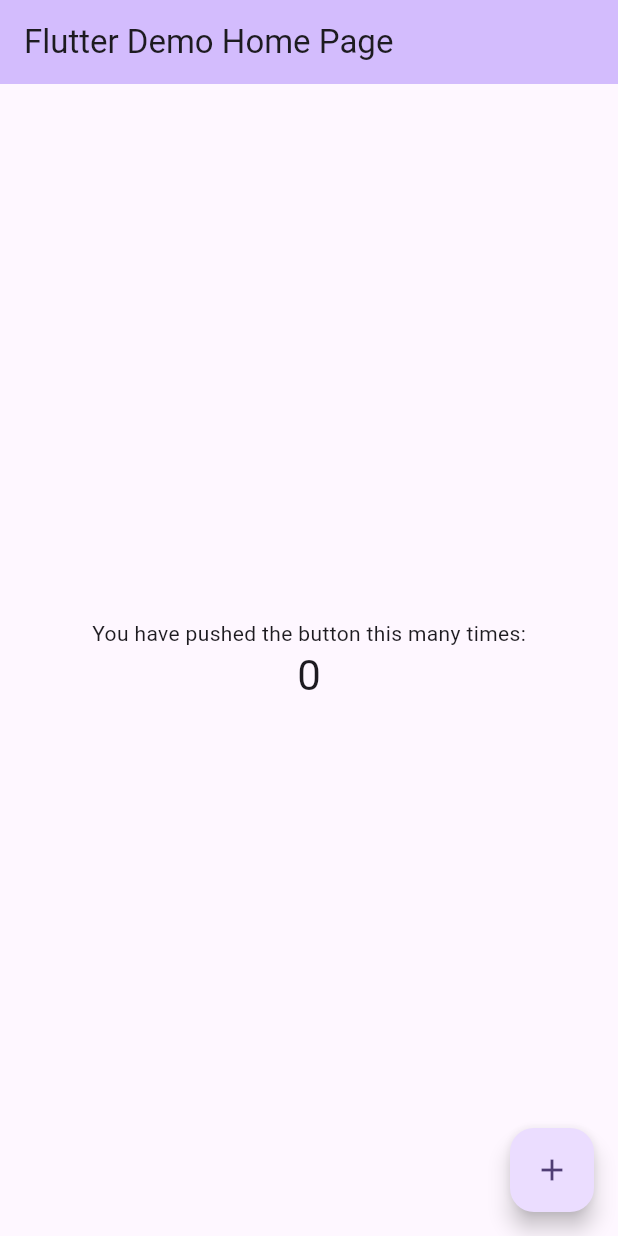
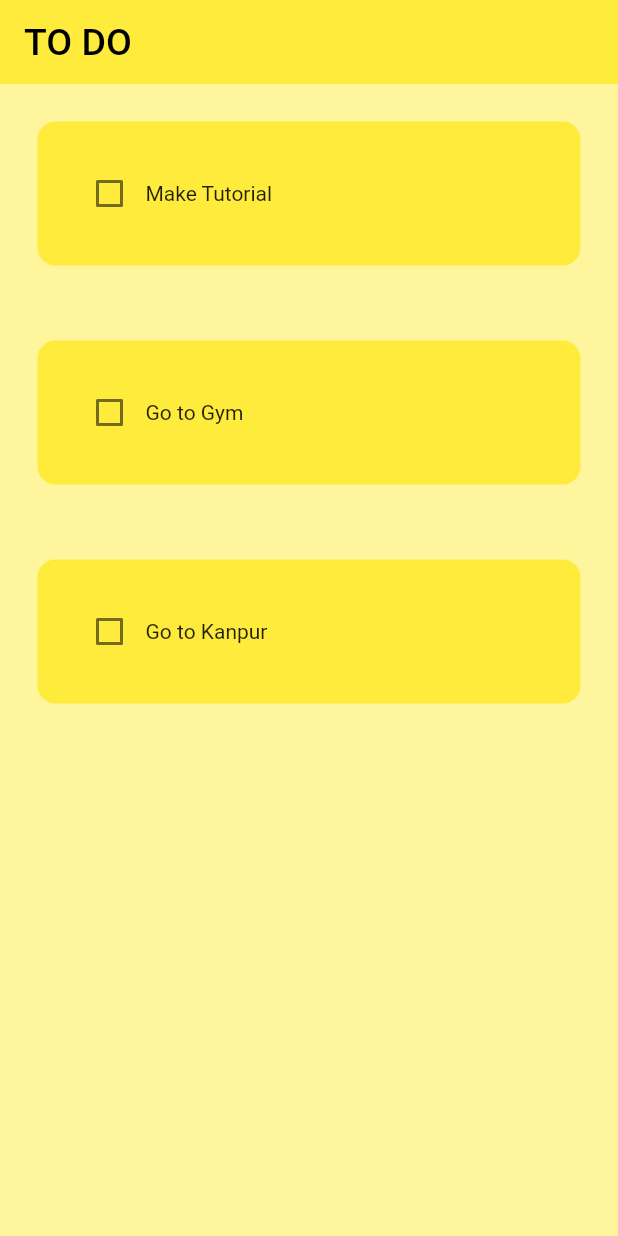
Before and after one commit to Harshdeepsingh0311/Todo-App, a Flutter app: the screen it shows after launch, on a phone screen of 412 x 824 dp. Run offline on Flutter 3.47's test engine with Material 2 defaults, Android fonts, the phone set to English and light mode, and no system bars.

Commit message:
Added Home Page

```diff
--- a/lib/main.dart
+++ b/lib/main.dart
@@ -1,125 +1,19 @@
 import 'package:flutter/material.dart';
+import 'package:todo_app/pages/home_page.dart';
 
-void main() {
+void main(){
   runApp(const MyApp());
 }
 
-class MyApp extends StatelessWidget {
+class MyApp extends StatelessWidget{
   const MyApp({super.key});
 
-  // This widget is the root of your application.
   @override
-  Widget build(BuildContext context) {
-    return MaterialApp(
-      title: 'Flutter Demo',
-      theme: ThemeData(
-        // This is the theme of your application.
-        //
-        // TRY THIS: Try running your application with "flutter run". You'll see
-        // the application has a blue toolbar. Then, without quitting the app,
-        // try changing the seedColor in the colorScheme below to Colors.green
-        // and then invoke "hot reload" (save your changes or press the "hot
-        // reload" button in a Flutter-supported IDE, or press "r" if you used
-        // the command line to start the app).
-        //
-        // Notice that the counter didn't reset back to zero; the application
-        // state is not lost during the reload. To reset the state, use hot
-        // restart instead.
-        //
-        // This works for code too, not just values: Most code changes can be
-        // tested with just a hot reload.
-        colorScheme: ColorScheme.fromSeed(seedColor: Colors.deepPurple),
-        useMaterial3: true,
-      ),
-      home: const MyHomePage(title: 'Flutter Demo Home Page'),
+  Widget build(BuildContext context){
+    return  MaterialApp(
+      debugShowCheckedModeBanner: false,
+      home: const HomePage(),
+      theme: ThemeData(primarySwatch: Colors.yellow ),
     );
   }
 }
-
-class MyHomePage extends StatefulWidget {
-  const MyHomePage({super.key, required this.title});
-
-  // This widget is the home page of your application. It is stateful, meaning
-  // that it has a State object (defined below) that contains fields that affect
-  // how it looks.
-
-  // This class is the configuration for the state. It holds the values (in this
-  // case the title) provided by the parent (in this case the App widget) and
-  // used by the build method of the State. Fields in a Widget subclass are
-  // always marked "final".
-
-  final String title;
-
-  @override
-  State<MyHomePage> createState() => _MyHomePageState();
-}
-
-class _MyHomePageState extends State<MyHomePage> {
-  int _counter = 0;
-
-  void _incrementCounter() {
-    setState(() {
-      // This call to setState tells the Flutter framework that something has
-      // changed in this State, which causes it to rerun the build method below
-      // so that the display can reflect the updated values. If we changed
-      // _counter without calling setState(), then the build method would not be
-      // called again, and so nothing would appear to happen.
-      _counter++;
-    });
-  }
-
-  @override
-  Widget build(BuildContext context) {
-    // This method is rerun every time setState is called, for instance as done
-    // by the _incrementCounter method above.
-    //
-    // The Flutter framework has been optimized to make rerunning build methods
-    // fast, so that you can just rebuild anything that needs updating rather
-    // than having to individually change instances of widgets.
-    return Scaffold(
-      appBar: AppBar(
-        // TRY THIS: Try changing the color here to a specific color (to
-        // Colors.amber, perhaps?) and trigger a hot reload to see the AppBar
-        // change color while the other colors stay the same.
-        backgroundColor: Theme.of(context).colorScheme.inversePrimary,
-        // Here we take the value from the MyHomePage object that was created by
-        // the App.build method, and use it to set our appbar title.
-        title: Text(widget.title),
-      ),
-      body: Center(
-        // Center is a layout widget. It takes a single child and positions it
-        // in the middle of the parent.
-        child: Column(
-          // Column is also a layout widget. It takes a list of children and
-          // arranges them vertically. By default, it sizes itself to fit its
-          // children horizontally, and tries to be as tall as its parent.
-          //
-          // Column has various properties to control how it sizes itself and
-          // how it positions its children. Here we use mainAxisAlignment to
-          // center the children vertically; the main axis here is the vertical
-          // axis because Columns are vertical (the cross axis would be
-          // horizontal).
-          //
-          // TRY THIS: Invoke "debug painting" (choose the "Toggle Debug Paint"
-          // action in the IDE, or press "p" in the console), to see the
-          // wireframe for each widget.
-          mainAxisAlignment: MainAxisAlignment.center,
-          children: <Widget>[
-            const Text(
-              'You have pushed the button this many times:',
-            ),
-            Text(
-              '$_counter',
-              style: Theme.of(context).textTheme.headlineMedium,
-            ),
-          ],
-        ),
-      ),
-      floatingActionButton: FloatingActionButton(
-        onPressed: _incrementCounter,
-        tooltip: 'Increment',
-        child: const Icon(Icons.add),
-      ), // This trailing comma makes auto-formatting nicer for build methods.
-    );
-  }
-}
--- /dev/null
+++ b/lib/pages/home_page.dart
@@ -0,0 +1,43 @@
+import 'package:flutter/material.dart';
+import 'package:todo_app/util/todo_tile.dart';
+
+class HomePage extends StatefulWidget{
+  const HomePage({super.key});
+
+  @override
+  State<HomePage> createState()=> _HomePageState();
+
+}
+
+
+class _HomePageState extends State<HomePage>{
+
+  List todoList = [
+    ["Make Tutorial", false, (p0)=>{}],
+    ["Go to Gym", false, (p0)=>{}],
+    ["Go to Kanpur", false, (p0)=>{}],
+  ];
+
+  void checkBoxChanged(bool? value, index){}
+
+  @override
+  Widget build(BuildContext context){
+    return Scaffold(
+      backgroundColor: const Color.fromRGBO(255, 245, 157, 1),
+      appBar: AppBar(
+        title: const Text("TO DO", style: TextStyle(fontSize: 25),),
+        elevation: 0,
+      ),
+      body: ListView.builder(
+        itemCount: todoList.length,
+        itemBuilder:(context, index) {
+          return ToDoTile(
+            taskName: todoList[index][0],
+             taskCompleted: todoList[index][1],
+              onChanged:(value) =>  checkBoxChanged(value,index)
+              );
+        },
+      ),
+    );
+  }
+}
--- /dev/null
+++ b/lib/util/todo_tile.dart
@@ -0,0 +1,30 @@
+// import 'dart:ffi';
+
+import 'package:flutter/material.dart';
+
+class ToDoTile extends StatelessWidget{
+  final String taskName;
+  final bool taskCompleted;
+  Function(bool?)? onChanged;
+
+  ToDoTile({super.key, required this.taskName, required this.taskCompleted, required this.onChanged});
+
+  @override
+  Widget build(BuildContext context){
+    return Padding(
+      padding: const EdgeInsets.all(25.0),
+      child: Container(
+        padding: const EdgeInsets.all(24.0),
+        decoration: BoxDecoration(
+          color: Colors.yellow,
+          borderRadius: BorderRadius.circular(12)),
+        child:  Row(
+          children: [
+            Checkbox(value: taskCompleted, onChanged: onChanged),
+            Text(taskName),
+          ],
+        ),
+      ),
+    );
+  }
+}
```
